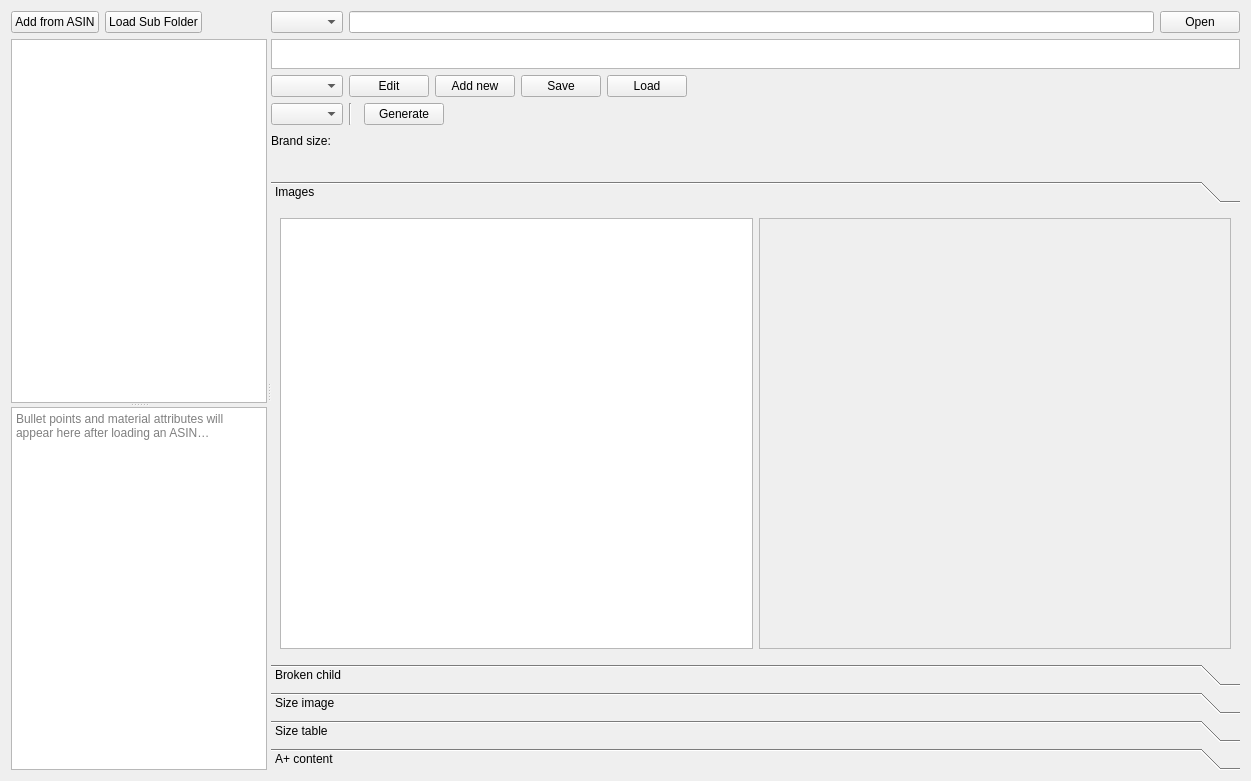
Above: AmazonTemplate3/gui/panes/PaneSizing.ui from icingerpower/AmazonTemplate3 before the change. Below: the same form after it.
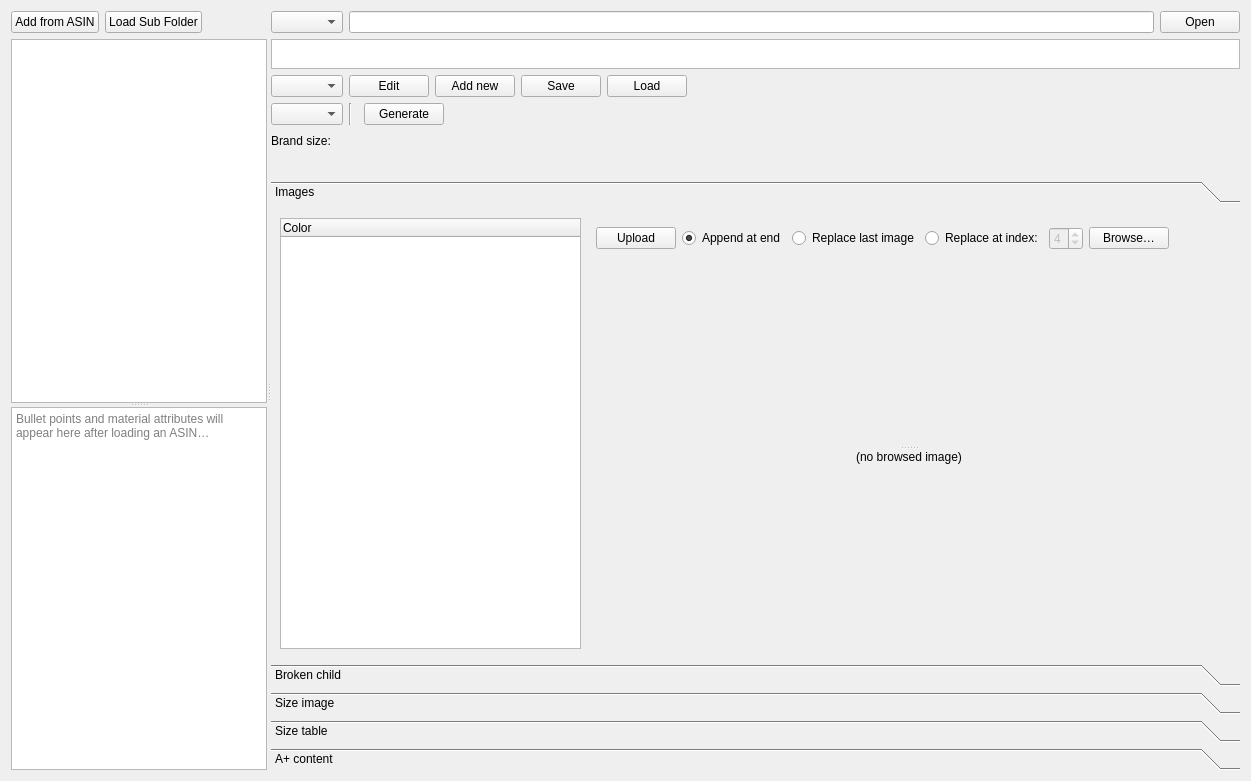
That is the form after the change. The open tabs and pages were chosen to show the change. Custom widgets are drawn as their Qt base class.

Commit message: PaneSizing Images tab: replaced flat list with color tree + upload controls + browse/preview splitter.

```diff
--- a/AmazonTemplate3/gui/panes/PaneSizing.ui
+++ b/AmazonTemplate3/gui/panes/PaneSizing.ui
@@ -272,35 +272,119 @@
           </attribute>
           <layout class="QHBoxLayout" name="horizontalLayoutImages">
            <item>
-            <widget class="QListWidget" name="listWidgetImages"/>
-           </item>
-           <item>
-            <widget class="QScrollArea" name="scrollAreaImage">
-             <property name="widgetResizable">
-              <bool>true</bool>
+            <widget class="QTreeWidget" name="treeWidgetColorVariants">
+             <property name="minimumWidth">
+              <number>180</number>
              </property>
-             <widget class="QWidget" name="scrollAreaWidgetContents">
-              <property name="geometry">
-               <rect>
-                <x>0</x>
-                <y>0</y>
-                <width>464</width>
-                <height>417</height>
-               </rect>
+             <column>
+              <property name="text">
+               <string>Color</string>
               </property>
-              <layout class="QVBoxLayout" name="verticalLayoutScrollImage">
-               <item>
+             </column>
+            </widget>
+           </item>
+           <item>
+            <widget class="QWidget" name="widgetVariantImagePanel">
+             <layout class="QVBoxLayout" name="verticalLayoutVariantPanel">
+              <item>
+               <layout class="QHBoxLayout" name="horizontalLayoutVariantTools">
+                <item>
+                 <widget class="QPushButton" name="buttonUploadVariantImage">
+                  <property name="text">
+                   <string>Upload</string>
+                  </property>
+                 </widget>
+                </item>
+                <item>
+                 <widget class="QRadioButton" name="radioButtonVariantAppend">
+                  <property name="text">
+                   <string>Append at end</string>
+                  </property>
+                  <property name="checked">
+                   <bool>true</bool>
+                  </property>
+                 </widget>
+                </item>
+                <item>
+                 <widget class="QRadioButton" name="radioButtonVariantReplaceLast">
+                  <property name="text">
+                   <string>Replace last image</string>
+                  </property>
+                 </widget>
+                </item>
+                <item>
+                 <widget class="QRadioButton" name="radioButtonVariantReplaceAt">
+                  <property name="text">
+                   <string>Replace at index:</string>
+                  </property>
+                 </widget>
+                </item>
+                <item>
+                 <widget class="QSpinBox" name="spinBoxVariantImagePos">
+                  <property name="enabled">
+                   <bool>false</bool>
+                  </property>
+                  <property name="maximum">
+                   <number>9</number>
+                  </property>
+                  <property name="value">
+                   <number>4</number>
+                  </property>
+                 </widget>
+                </item>
+                <item>
+                 <widget class="QPushButton" name="buttonBrowseVariantImage">
+                  <property name="text">
+                   <string>Browse…</string>
+                  </property>
+                 </widget>
+                </item>
+                <item>
+                 <widget class="QLabel" name="labelVariantUploadStatus">
+                  <property name="text">
+                   <string/>
+                  </property>
+                 </widget>
+                </item>
+                <item>
+                 <spacer name="horizontalSpacerVariant">
+                  <property name="orientation">
+                   <enum>Qt::Orientation::Horizontal</enum>
+                  </property>
+                  <property name="sizeHint" stdset="0">
+                   <size>
+                    <width>40</width>
+                    <height>20</height>
+                   </size>
+                  </property>
+                 </spacer>
+                </item>
+               </layout>
+              </item>
+              <item>
+               <widget class="QSplitter" name="splitterVariantImages">
+                <property name="orientation">
+                 <enum>Qt::Orientation::Vertical</enum>
+                </property>
                 <widget class="QLabel" name="labelVariantImage">
-                 <property name="scaledContents">
-                  <bool>false</bool>
+                 <property name="text">
+                  <string/>
                  </property>
                  <property name="alignment">
-                  <set>Qt::AlignmentFlag::AlignLeading|Qt::AlignmentFlag::AlignLeft|Qt::AlignmentFlag::AlignTop</set>
+                  <set>Qt::AlignmentFlag::AlignHCenter|Qt::AlignmentFlag::AlignTop</set>
                  </property>
                 </widget>
-               </item>
-              </layout>
-             </widget>
+                <widget class="QLabel" name="labelBrowsedImage">
+                 <property name="text">
+                  <string>(no browsed image)</string>
+                 </property>
+                 <property name="alignment">
+                  <set>Qt::AlignmentFlag::AlignHCenter|Qt::AlignmentFlag::AlignTop</set>
+                 </property>
+                </widget>
+               </widget>
+              </item>
+             </layout>
             </widget>
            </item>
           </layout>
```
The commit also changes 2 other files.
